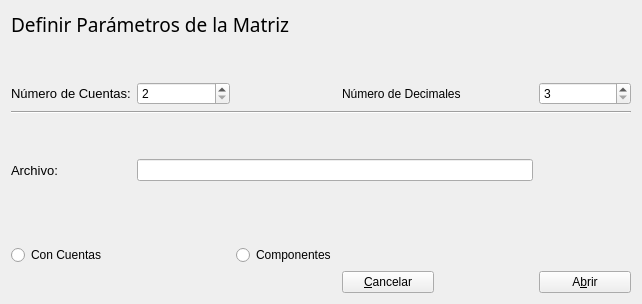
Old version of the form formLoadMatrix.ui in the repository rudmanmrrod/mmcs.
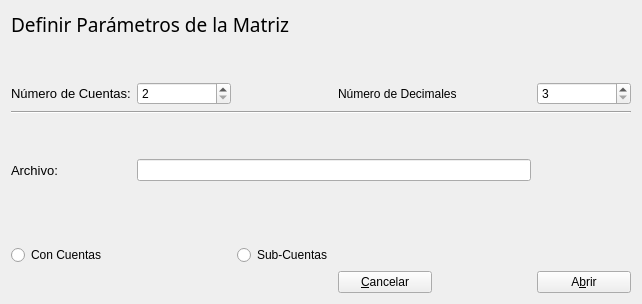
New version of the form. Icons and pictures are not drawn.

Commit message: Agregados cambios de forma (componentes -> sub-cuentas)

```diff
--- a/formLoadMatrix.ui
+++ b/formLoadMatrix.ui
@@ -34,7 +34,7 @@
      <item row="8" column="2">
       <widget class="QRadioButton" name="radioComponent">
        <property name="text">
-        <string>Componentes</string>
+        <string>Sub-Cuentas</string>
        </property>
       </widget>
      </item>
```
The commit also changes 4 other files.
